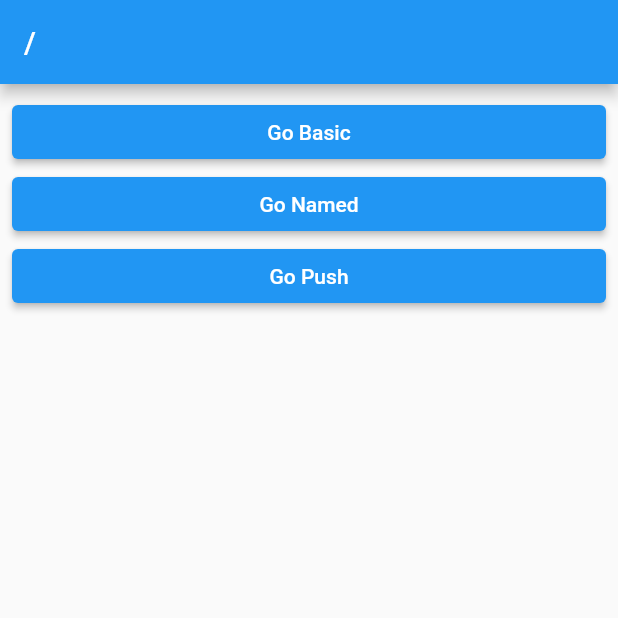
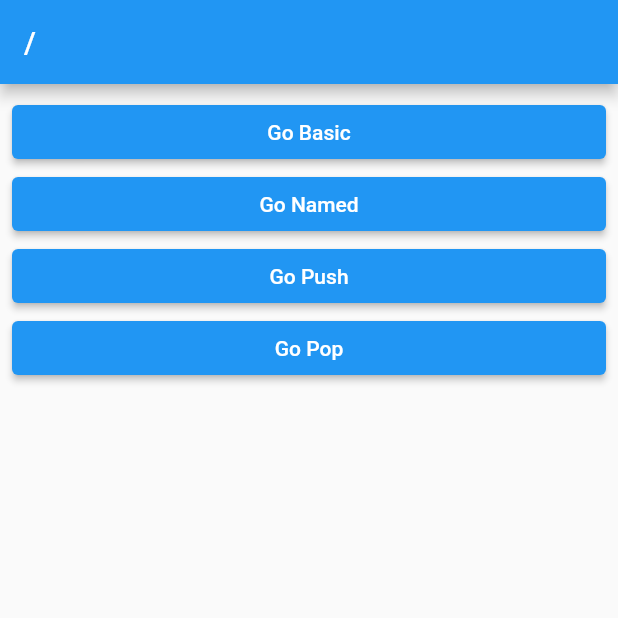
Before and after one commit to Bullets-jyr/go_router_v7_actual, a Flutter app: the screen it shows after launch, on a phone screen of 412 x 824 dp, the top half of it. Run offline on Flutter 3.47's test engine with Material 2 defaults, Android fonts, the phone set to English and light mode, and no system bars; our stand-ins replace go_router.

Commit message:
Pop 함수

```diff
--- a/lib/route/route.dart
+++ b/lib/route/route.dart
@@ -1,6 +1,8 @@
 import 'package:go_router/go_router.dart';
 import 'package:go_router_v7_actual/screen/1_basic_screen.dart';
 import 'package:go_router_v7_actual/screen/3_push_screen.dart';
+import 'package:go_router_v7_actual/screen/4_pop_base_screen.dart';
+import 'package:go_router_v7_actual/screen/5_pop_return_screen.dart';
 import 'package:go_router_v7_actual/screen/root_screen.dart';
 
 // http://www.bullets.co.kr -> / -> path
@@ -38,6 +40,22 @@ final router = GoRouter(
             return PushScreen();
           },
         ),
+        GoRoute(
+          path: 'pop',
+          builder: (context, state) {
+            // /pop
+            return PopBaseScreen();
+          },
+          routes: [
+            GoRoute(
+              path: 'return',
+              builder: (context, state) {
+                // /pop/return
+                return PopReturnScreen();
+              },
+            ),
+          ],
+        ),
       ],
     ),
   ],
--- a/lib/screen/root_screen.dart
+++ b/lib/screen/root_screen.dart
@@ -30,6 +30,12 @@ class RootScreen extends StatelessWidget {
             },
             child: Text('Go Push'),
           ),
+          ElevatedButton(
+            onPressed: () {
+              context.go('/pop');
+            },
+            child: Text('Go Pop'),
+          ),
         ],
       ),
     );
```
Also changed, not shown: lib/screen/4_pop_base_screen.dart (added, +25 -0 lines), lib/screen/5_pop_return_screen.dart (added, +24 -0 lines).
